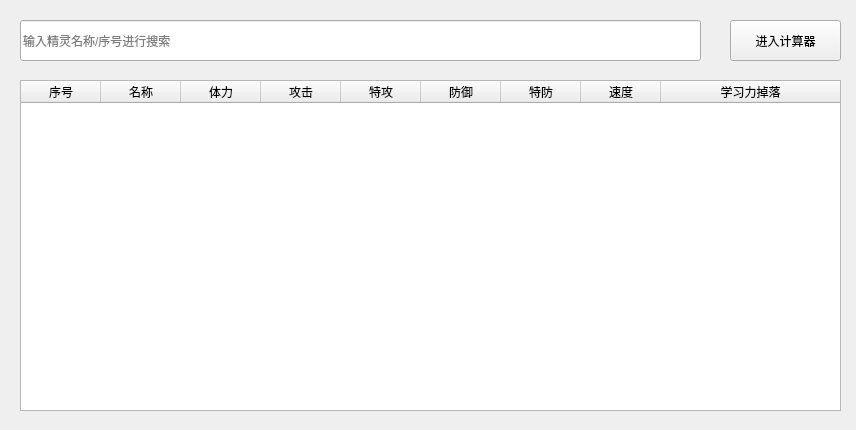
UncleBang0214/SeerLauncher, file code/Ui_EncyclopediaWindow.ui: the form before one commit.
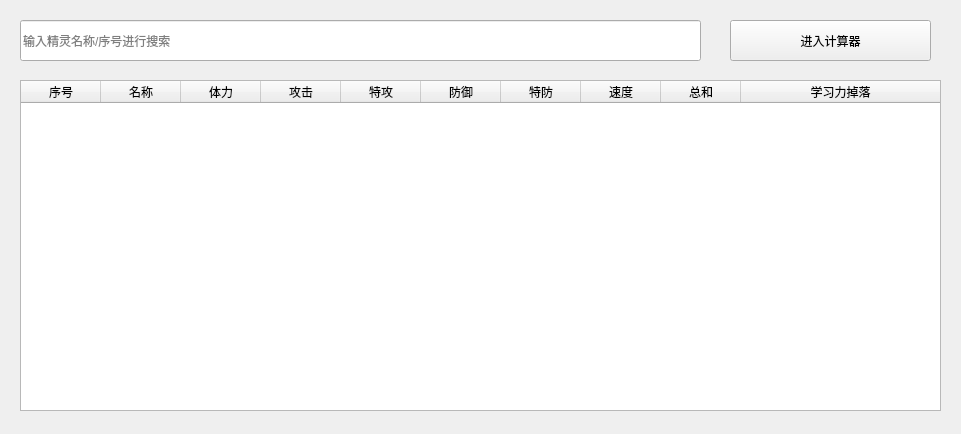
The form after the commit.

Commit message: 大全UI

```diff
--- a/code/Ui_EncyclopediaWindow.ui
+++ b/code/Ui_EncyclopediaWindow.ui
@@ -6,10 +6,22 @@
             <rect>
                 <x>0</x>
                 <y>0</y>
-                <width>856</width>
-                <height>430</height>
+                <width>961</width>
+                <height>434</height>
             </rect>
         </property>
+        <property name="minimumSize">
+            <size>
+                <width>961</width>
+                <height>434</height>
+            </size>
+        </property>
+        <property name="maximumSize">
+            <size>
+                <width>961</width>
+                <height>434</height>
+            </size>
+        </property>
         <property name="windowTitle">
             <string>精灵大全</string>
         </property>
@@ -35,10 +47,22 @@
                     <rect>
                         <x>20</x>
                         <y>80</y>
-                        <width>821</width>
+                        <width>921</width>
                         <height>331</height>
                     </rect>
                 </property>
+                <property name="minimumSize">
+                    <size>
+                        <width>921</width>
+                        <height>331</height>
+                    </size>
+                </property>
+                <property name="maximumSize">
+                    <size>
+                        <width>921</width>
+                        <height>331</height>
+                    </size>
+                </property>
                 <property name="editTriggers">
                     <set>QAbstractItemView::NoEditTriggers</set>
                 </property>
@@ -46,7 +70,7 @@
                     <enum>QAbstractItemView::SelectRows</enum>
                 </property>
                 <property name="columnCount">
-                    <number>9</number>
+                    <number>10</number>
                 </property>
                 <attribute name="horizontalHeaderVisible">
                     <bool>true</bool>
@@ -97,6 +121,11 @@
                         <string>速度</string>
                     </property>
                 </column>
+                <column>
+                    <property name="text">
+                        <string>总和</string>
+                    </property>
+                </column>
                 <column>
                     <property name="text">
                         <string>学习力掉落</string>
@@ -108,7 +137,7 @@
                     <rect>
                         <x>730</x>
                         <y>20</y>
-                        <width>111</width>
+                        <width>201</width>
                         <height>41</height>
                     </rect>
                 </property>
```
